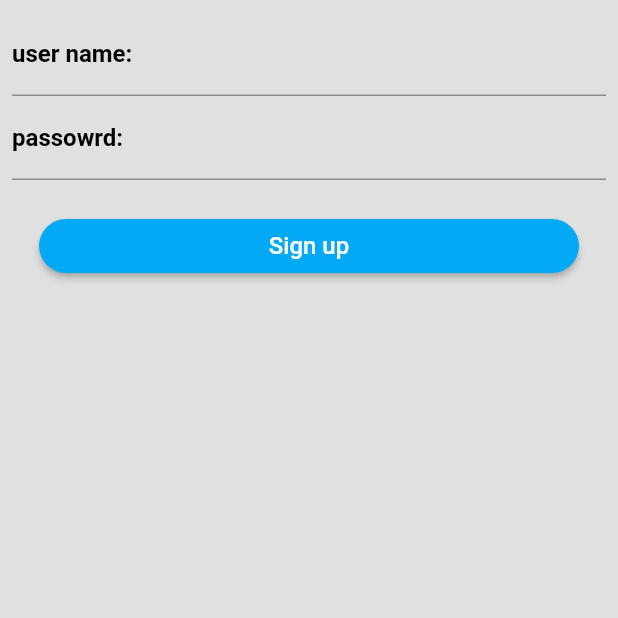
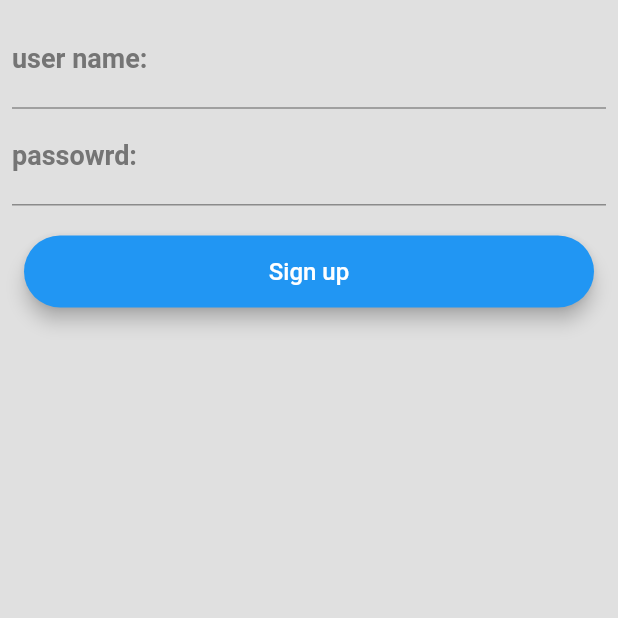
Before and after one commit to FadyAhmed99/Library-management-system, a Flutter app: the SignUp screen opened directly, on a phone screen of 412 x 824 dp, the top half of it. Run offline on Flutter 3.47's test engine with Material 2 defaults, Android fonts, the phone set to English and light mode, and no system bars; our stand-ins replace font_awesome_flutter, shared_preferences; missing offline and left inert: flutter_facebook_login; accounts and stored records are empty.

Commit message:
fixing themedata

```diff
--- a/LibraryManagmentSystemUI/lib/components/auth-button.dart
+++ /dev/null
@@ -1,42 +0,0 @@
-import 'package:flutter/cupertino.dart';
-import 'package:flutter/material.dart';
-
-Widget ourAuthButton({Widget child, Function function}) {
-  return Padding(
-    padding: const EdgeInsets.symmetric(horizontal: 26, vertical: 12),
-    child: RaisedButton(
-      onPressed: function,
-      child: child,
-      shape: RoundedRectangleBorder(borderRadius: BorderRadius.circular(20)),
-    ),
-  );
-}
-
-// class RoundedButton extends StatelessWidget {
-//   RoundedButton({this.color, this.title, @required this.onPressed});
-//   final Color color;
-//   final String title;
-//   final Function onPressed;
-//   @override
-//   Widget build(BuildContext context) {
-//     return Padding(
-//       padding: EdgeInsets.symmetric(vertical: 16.0),
-//       child: Material(
-//         elevation: 5.0,
-//         color: color,
-//         borderRadius: BorderRadius.circular(30.0),
-//         child: MaterialButton(
-//           onPressed: onPressed,
-//           minWidth: 200.0,
-//           height: 42.0,
-//           child: Text(
-//             title,
-//             style: TextStyle(
-//               color: Colors.white,
-//             ),
-//           ),
-//         ),
-//       ),
-//     );
-//   }
-// }
--- /dev/null
+++ b/LibraryManagmentSystemUI/lib/components/rounded-button.dart
@@ -0,0 +1,32 @@
+import 'package:flutter/cupertino.dart';
+import 'package:flutter/material.dart';
+import 'package:LibraryManagmentSystem/theme.dart';
+
+class RoundedButton extends StatelessWidget {
+  RoundedButton({this.title, @required this.onPressed});
+
+  final String title;
+  final Function onPressed;
+  @override
+  Widget build(BuildContext context) {
+    return Padding(
+      padding: EdgeInsets.symmetric(vertical: 12.0, horizontal: 16.0),
+      child: Material(
+        elevation: 5.0,
+        color: ThemeData().primaryColor,
+        borderRadius: BorderRadius.circular(30.0),
+        child: MaterialButton(
+          onPressed: onPressed,
+          minWidth: 200.0,
+          height: 42.0,
+          child: Text(
+            title,
+            style: TextStyle(
+              color: Colors.white,
+            ),
+          ),
+        ),
+      ),
+    );
+  }
+}
--- a/LibraryManagmentSystemUI/lib/screen/regestration/signin.dart
+++ b/LibraryManagmentSystemUI/lib/screen/regestration/signin.dart
@@ -1,4 +1,4 @@
-import 'package:LibraryManagmentSystem/components/auth-button.dart';
+import 'package:LibraryManagmentSystem/components/rounded-button.dart';
 import 'package:LibraryManagmentSystem/components/circular-loading.dart';
 import 'package:LibraryManagmentSystem/components/dialog.dart';
 import 'package:LibraryManagmentSystem/components/text-field.dart';
@@ -79,14 +79,15 @@ class _SignInState extends State<SignIn> {
                 ),
                 _loading
                     ? loading()
-                    : ourAuthButton(function: logInUser, child: Text('Log in')),
+                    : RoundedButton(
+                        onPressed: logInUser,
+                        title: 'Log in',
+                      ),
                 SizedBox(height: 16),
                 Center(child: Text('OR')),
-                ourAuthButton(
-                  function: logInFacebook,
-                  child: Text(
-                    "Log in using facebook",
-                  ),
+                RoundedButton(
+                  onPressed: logInFacebook,
+                  title: "Log in using facebook",
                 )
               ],
             ),
--- a/LibraryManagmentSystemUI/lib/screen/regestration/signup.dart
+++ b/LibraryManagmentSystemUI/lib/screen/regestration/signup.dart
@@ -1,4 +1,4 @@
-import 'package:LibraryManagmentSystem/components/auth-button.dart';
+import 'package:LibraryManagmentSystem/components/rounded-button.dart';
 import 'package:LibraryManagmentSystem/components/circular-loading.dart';
 import 'package:LibraryManagmentSystem/components/dialog.dart';
 import 'package:LibraryManagmentSystem/components/text-field.dart';
@@ -53,8 +53,8 @@ class _SignUpState extends State<SignUp> {
             ),
             _loading
                 ? loading()
-                : ourAuthButton(
-                    function: () {
+                : RoundedButton(
+                    onPressed: () {
                       setState(() {
                         _loading = true;
                       });
@@ -70,7 +70,7 @@ class _SignUpState extends State<SignUp> {
                         }
                       });
                     },
-                    child: Text('Sign up'),
+                    title: 'Sign up',
                   )
           ],
         ),
--- a/LibraryManagmentSystemUI/lib/theme.dart
+++ b/LibraryManagmentSystemUI/lib/theme.dart
@@ -1,6 +1,12 @@
 import 'package:flutter/material.dart';
 
 ThemeData mainTheme = ThemeData(
+  tabBarTheme: TabBarTheme(labelColor: Colors.white),
+  primaryIconTheme: IconThemeData(color: Colors.white),
+  hintColor: Colors.grey[600],
+  primaryTextTheme: TextTheme(
+    headline6: TextStyle(color: Colors.white),
+  ),
   primaryColor: Colors.lightBlue,
   primarySwatch: Colors.lightBlue,
   accentColor: Colors.white,
@@ -9,6 +15,7 @@ ThemeData mainTheme = ThemeData(
   scaffoldBackgroundColor: Colors.grey[300],
   visualDensity: VisualDensity.adaptivePlatformDensity,
   buttonTheme: ButtonThemeData(
+    buttonColor: Colors.lightBlue,
     textTheme: ButtonTextTheme.accent,
     shape: RoundedRectangleBorder(borderRadius: BorderRadius.circular(5)),
     disabledColor: Colors.grey,
@@ -17,14 +24,14 @@ ThemeData mainTheme = ThemeData(
     bodyText1: TextStyle(fontSize: 14, color: Colors.grey[900]),
     bodyText2: TextStyle(fontSize: 16),
     headline1: TextStyle(
-        fontSize: 16, color: Colors.black, fontWeight: FontWeight.bold),
+        fontSize: 18, color: Colors.grey[600], fontWeight: FontWeight.bold),
     headline2: TextStyle(
         fontSize: 18, color: Colors.black, fontWeight: FontWeight.bold),
     headline3: TextStyle(
         fontSize: 20, color: Colors.black, fontWeight: FontWeight.bold),
     button: TextStyle(fontSize: 16, color: Colors.white),
     caption: TextStyle(fontSize: 14, color: Colors.black),
-    subtitle1: TextStyle(fontSize: 14, color: Colors.grey),
+    subtitle1: TextStyle(fontSize: 20, color: Colors.grey[900]),
     subtitle2: TextStyle(fontSize: 12, color: Colors.grey),
   ),
 );
```
